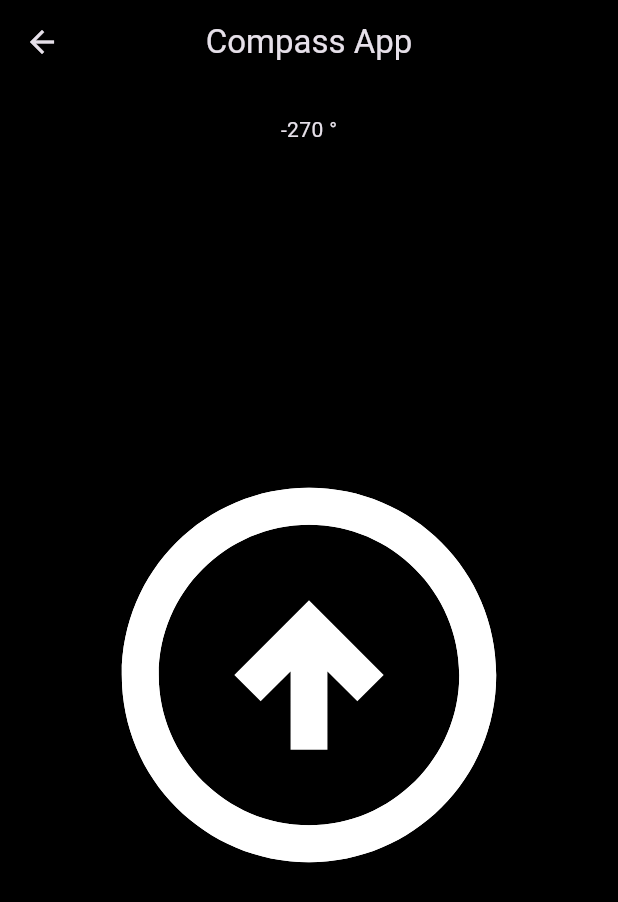
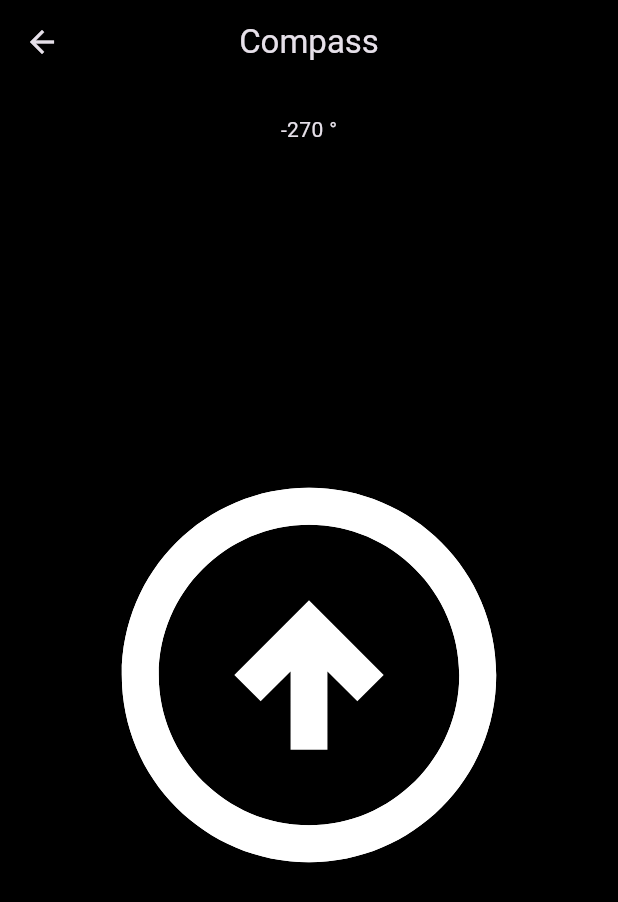
Before and after one commit to Kruino/app3project, a Flutter app: the CompassScreen screen opened directly, on a phone screen of 412 x 824 dp. Shown: the top 902 px of the screen. Run offline on Flutter 3.47's test engine with Material 3 defaults, Android fonts, the phone set to English and light mode, and no system bars; our stand-ins replace camera, flutter_map, latlong2, location, sensors_plus; missing offline and left inert: ambient_light, mobile_scanner, torch_light.

Commit message:
Small update to compass. title bar name

```diff
--- a/lib/Compass.dart
+++ b/lib/Compass.dart
@@ -65,7 +65,7 @@ class _CompassScreenState extends State<CompassScreen> {
       appBar: AppBar(
         backgroundColor: Colors.black,
         centerTitle: true,
-        title: const Text('Compass App'),
+        title: const Text('Compass'),
       ),
       body: Padding(
         padding: const EdgeInsets.all(20.0),
```
